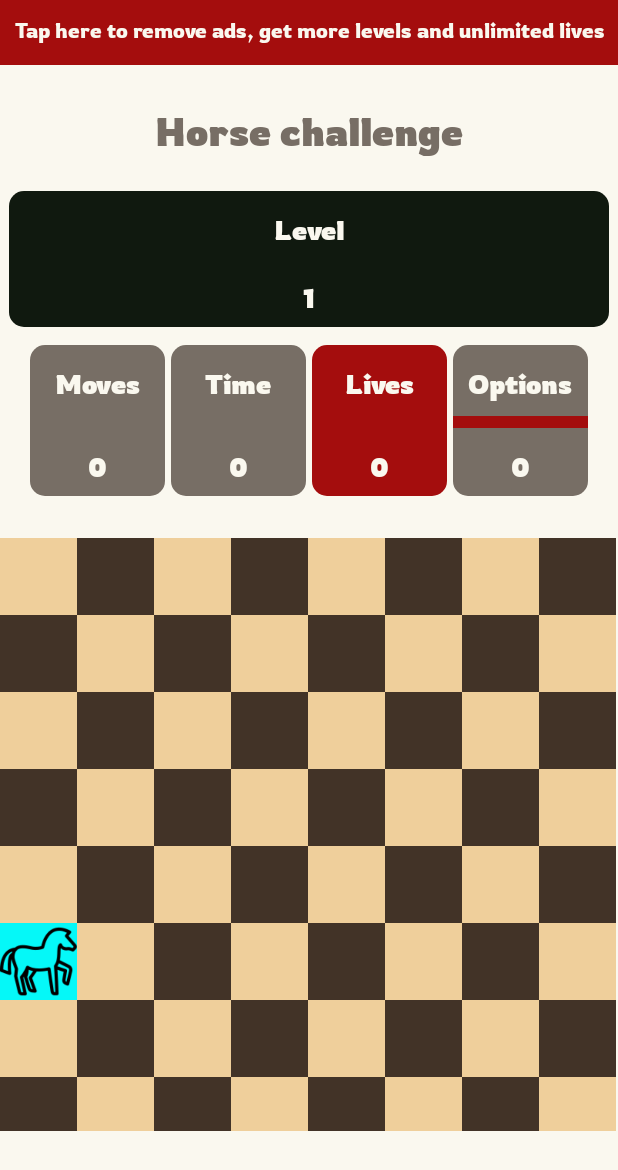
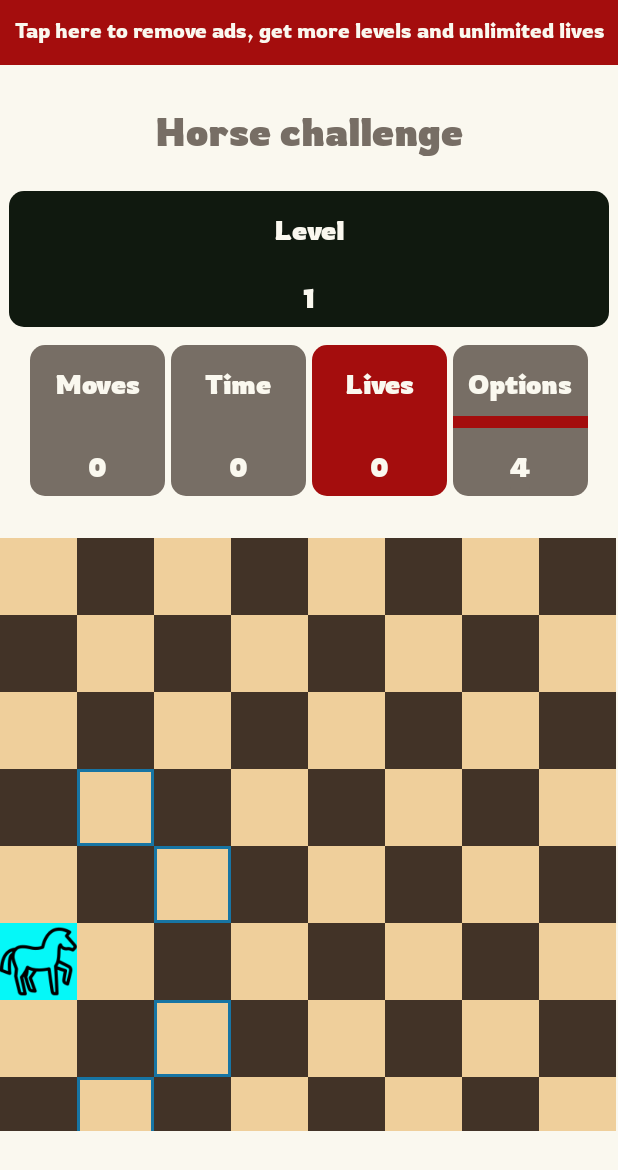
Before and after one commit to martinchoC/HorseGame, an Android app: the screen it shows after launch (MainActivity), on a phone screen of 412 x 824 dp. Shown: the top 1170 px of the screen. Run offline under Robolectric (Android 15) with nearby library versions, the phone set to English and light mode, and no system bars.

Commit message:
options control

```diff
--- a/app/src/main/java/com/example/horsegame/MainActivity.kt
+++ b/app/src/main/java/com/example/horsegame/MainActivity.kt
@@ -8,12 +8,17 @@
 import android.widget.ImageView
 import android.widget.LinearLayout
 import android.widget.TableRow
+import android.widget.TextView
 import androidx.core.content.ContextCompat
 
 class MainActivity : AppCompatActivity() {
 
     private var cellSelected_x = 0
     private var cellSelected_y = 0
+
+    private var options = 0
+    private var nameColorBlack = "black_cell"
+    private var nameColorWhite = "white_cell"
 
     private lateinit var board: Array<IntArray>
 
@@ -121,7 +126,79 @@
         paintHorseCell(cellSelected_x,cellSelected_y,"previous_cell")
         cellSelected_x = x
         cellSelected_y = y
+        clearOptions()
         paintHorseCell(x,y,"selected_cell")
+        checkOption(x,y)
+    }
+
+    private fun clearOption(x:Int, y:Int){
+        var iv: ImageView = findViewById(resources.getIdentifier("c$x$y","id",packageName))
+        //black cell
+        if (checkColorCell(x,y) == "black")
+            iv.setBackgroundColor(ContextCompat.getColor(this,resources.getIdentifier(nameColorBlack,"color", packageName)))
+        //white cell
+        else
+            iv.setBackgroundColor(ContextCompat.getColor(this,resources.getIdentifier(nameColorWhite,"color", packageName)))
+        //horse
+        if(board[x][y] == 1)
+            iv.setBackgroundColor(ContextCompat.getColor(this,resources.getIdentifier("previous_cell","color", packageName)))
+
+    }
+
+    private fun clearOptions(){
+        for(i in 0..7){
+            for(j in 0..7){
+                if(board[i][j] == 9 || board[i][j] == 2){
+                    if(board[i][j] == 9)
+                        board[i][j] = 0
+                    clearOption(i,j)
+                }
+            }
+        }
+    }
+
+    private fun checkOption(x:Int, y:Int){
+        options = 0
+        checkMove(x,y,1,2)      //1 right, 2 up
+        checkMove(x,y,2,1)      //2 right, 1 up
+        checkMove(x,y,1,-2)     //1 right, 2 bottom
+        checkMove(x,y,2,-1)     //2 right, 1 bottom
+        checkMove(x,y,-1,2)     //1 left, 2 up
+        checkMove(x,y,-2,1)     //2 left, 1 up
+        checkMove(x,y,-1,-2)    //1 left, 2 bottom
+        checkMove(x,y,-2,-1)    //2 left, 1 bottom
+
+        var tvOptionsData = findViewById<TextView>(R.id.tvOptionsData)
+        tvOptionsData.text = options.toString()
+    }
+
+    private fun checkMove(x:Int, y:Int, move_x:Int, move_y:Int){
+        var option_x = x + move_x
+        var option_y = y + move_y
+        //check if the move is not out of the board
+        if (option_x < 8 && option_y < 8 && option_x >= 0 && option_y >= 0)
+            if(board[option_x][option_y] == 0 || board[option_x][option_y] == 2){
+                options++
+                paintOptions(option_x,option_y)
+                board[option_x][option_y] = 9
+            }
+
+    }
+
+    private fun paintOptions(x:Int, y:Int){
+        var iv: ImageView = findViewById(resources.getIdentifier("c$x$y","id",packageName))
+        if(checkColorCell(x,y) == "black") iv.setBackgroundResource(R.drawable.option_black)
+        else iv.setBackgroundResource(R.drawable.option_white)
+    }
+
+    private fun checkColorCell(x:Int, y:Int):String{
+        var color = "white"
+        var blackColumn_x = arrayOf(0,2,4,6)
+        var blackRow_x = arrayOf(1,3,5,7)
+        if ((blackColumn_x.contains(x) && blackColumn_x.contains(y))
+            || (blackRow_x.contains(x) && blackRow_x.contains(y)))
+                color = "black"
+        return color
     }
 
     private fun paintHorseCell(x:Int, y:Int, color:String){
```
